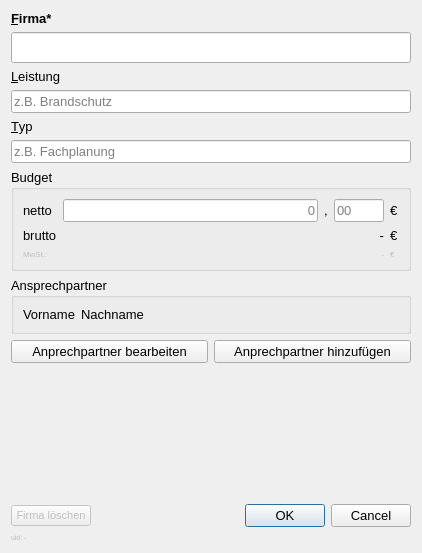
First picture: the form in ui/dlg/company_dialog.ui, repository timo-y/syp-kostenfortschreibung, before the edit.
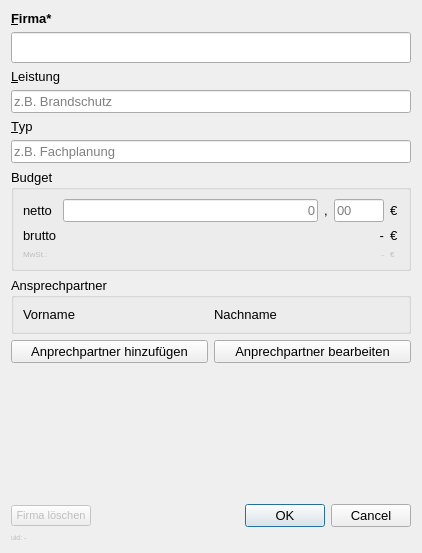
Second picture: the form after the edit.

Commit message: Changelog: - Contact person can now be added from company and project dialog - Style has been modified - Quick buttons have been cleaned up and made ready to use - Job_additions added as an attribute of ArchJobs - Comment section for elements of ArchJob.paid_safety_deposits

```diff
--- a/ui/dlg/company_dialog.ui
+++ b/ui/dlg/company_dialog.ui
@@ -268,15 +268,17 @@
      <property name="title">
       <string>Ansprechpartner</string>
      </property>
-     <layout class="QFormLayout" name="formLayout">
-      <item row="0" column="0">
+     <layout class="QVBoxLayout" name="verticalLayout_2">
+      <item>
+       <layout class="QHBoxLayout" name="horizontalLayout_3">
+        <item>
        <widget class="QLabel" name="label_contact_person_first_name">
         <property name="text">
          <string>Vorname</string>
         </property>
        </widget>
       </item>
-      <item row="0" column="1">
+        <item>
        <widget class="QLabel" name="label_contact_person_last_name">
         <property name="text">
          <string>Nachname</string>
@@ -284,23 +286,12 @@
        </widget>
       </item>
      </layout>
+      </item>
+     </layout>
     </widget>
    </item>
    <item>
     <layout class="QHBoxLayout" name="horizontalLayout">
-     <item>
-      <widget class="QPushButton" name="pushButton_edit_contact_person">
-       <property name="sizePolicy">
-        <sizepolicy hsizetype="Preferred" vsizetype="Preferred">
-         <horstretch>0</horstretch>
-         <verstretch>0</verstretch>
-        </sizepolicy>
-       </property>
-       <property name="text">
-        <string>Anprechpartner bearbeiten</string>
-       </property>
-      </widget>
-     </item>
      <item>
       <widget class="QPushButton" name="pushButton_add_contact_person">
        <property name="sizePolicy">
@@ -314,6 +305,19 @@
        </property>
       </widget>
      </item>
+     <item>
+      <widget class="QPushButton" name="pushButton_edit_contact_person">
+       <property name="sizePolicy">
+        <sizepolicy hsizetype="Preferred" vsizetype="Preferred">
+         <horstretch>0</horstretch>
+         <verstretch>0</verstretch>
+        </sizepolicy>
+       </property>
+       <property name="text">
+        <string>Anprechpartner bearbeiten</string>
+       </property>
+      </widget>
+     </item>
     </layout>
    </item>
    <item>
```
Left out of the diff: 9 changed lines with no effect on the pictures. Lines whose indentation alone changed are shown as unchanged. The commit also changes 22 other files.
